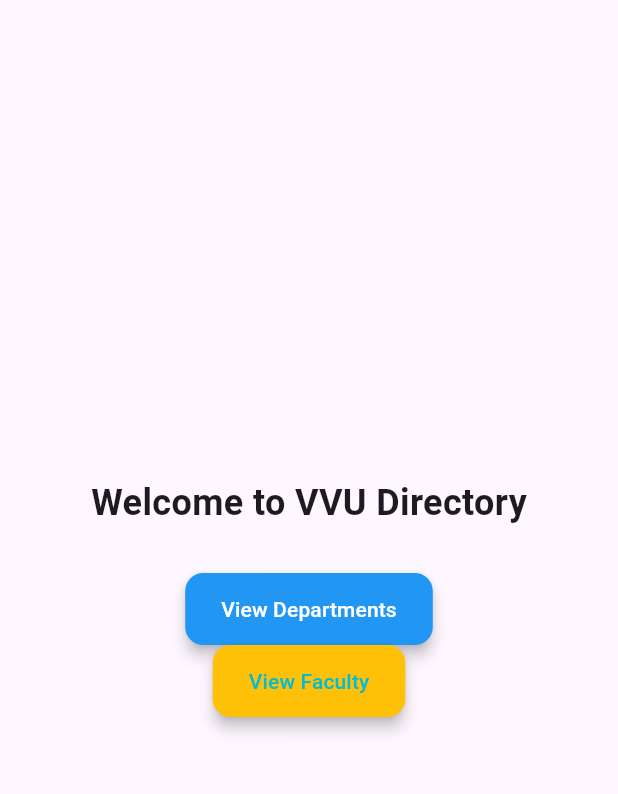
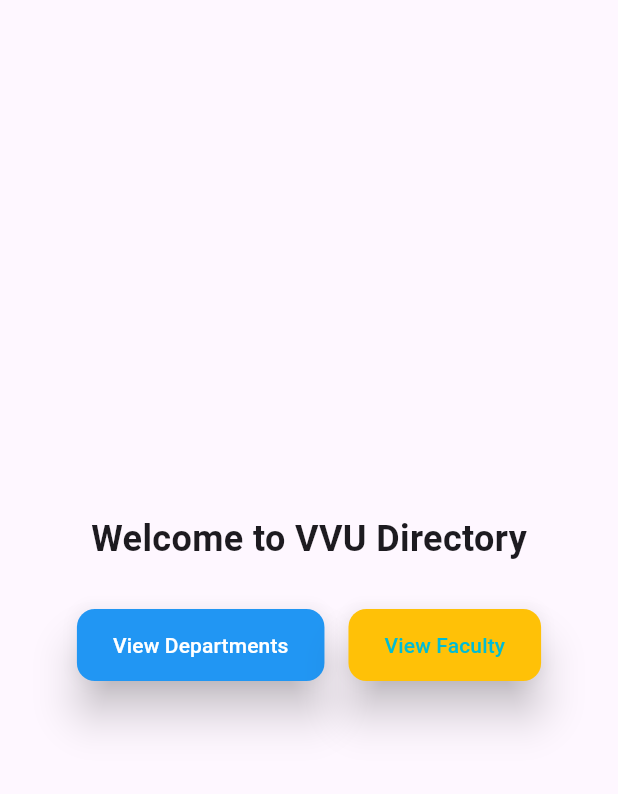
Before and after one commit to seanobiriyeboah460-dotcom/Mobile_App_Repo, a Flutter app: the HomeScreen screen opened directly, on a phone screen of 412 x 824 dp, the part 63-857 px from its top. Run offline on Flutter 3.47's test engine with Material 3 defaults, Android fonts, the phone set to English and light mode, and no system bars.

Commit message:
Changed button position

```diff
--- a/combined folder/week2_portfolio/lib/widgets/education_section.dart
+++ b/combined folder/week2_portfolio/lib/widgets/education_section.dart
@@ -45,7 +45,7 @@ class EducationSection extends StatelessWidget {
                               '${edu.degree} (${edu.year})',
                               style: TextStyle(
                                 fontSize: 14,
-                                color: Colors.grey[700],
+                                color: Colors.purpleAccent[700],
                               ),
                             ),
                           ],
--- a/combined folder/week_3project/lib/departments_screen.dart
+++ b/combined folder/week_3project/lib/departments_screen.dart
@@ -39,7 +39,7 @@ class DepartmentsScreen extends StatelessWidget {
               Navigator.pushNamed(
                 context,
                 '/department/detail',
-                arguments: {'name': 'Computer Science'},
+                arguments: {'name': 'Computer Engineering'},
               );
             },
           ),
@@ -51,7 +51,7 @@ class DepartmentsScreen extends StatelessWidget {
               Navigator.pushNamed(
                 context,
                 '/department/detail',
-                arguments: {'name': 'Computer Science'},
+                arguments: {'name': 'Business'},
               );
             },
           ),
--- a/combined folder/week_3project/lib/faculty_screen.dart
+++ b/combined folder/week_3project/lib/faculty_screen.dart
@@ -8,7 +8,7 @@ class FacultyScreen extends StatelessWidget {
     return Scaffold(
       appBar: AppBar(title: const Text('Faculty Directory')),
       body: ListView.builder(
-        itemCount: 5,
+        itemCount: 10,
         itemBuilder: (context, index) {
           return Card(
             margin: const EdgeInsets.all(8),
--- a/combined folder/week_3project/lib/main.dart
+++ b/combined folder/week_3project/lib/main.dart
@@ -45,6 +45,9 @@ class HomeScreen extends StatelessWidget {
               style: TextStyle(fontSize: 24, fontWeight: FontWeight.bold),
             ),
             const SizedBox(height: 30),
+            Row(
+              mainAxisSize: MainAxisSize.min,
+              children: [
                 ElevatedButton(
                   onPressed: () {
                     Navigator.pushNamed(context, '/departments');
@@ -59,10 +62,11 @@ class HomeScreen extends StatelessWidget {
                     shape: RoundedRectangleBorder(
                       borderRadius: BorderRadius.circular(12),
                     ),
-                elevation: 4,
+                    elevation: 12,
                   ),
                   child: const Text('View Departments'),
                 ),
+                SizedBox(width: 16),
                 ElevatedButton(
                   onPressed: () {
                     Navigator.pushNamed(context, '/faculty');
@@ -77,9 +81,11 @@ class HomeScreen extends StatelessWidget {
                     shape: RoundedRectangleBorder(
                       borderRadius: BorderRadius.circular(12),
                     ),
-                elevation: 4,
+                    elevation: 12,
                   ),
                   child: const Text('View Faculty'),
+                ),
+              ],
             ),
           ],
         ),
```
Lines whose indentation alone changed are shown as unchanged.
